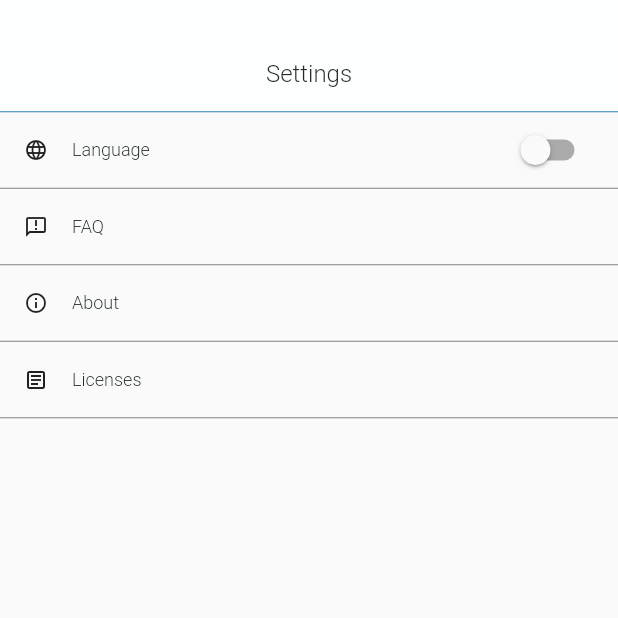
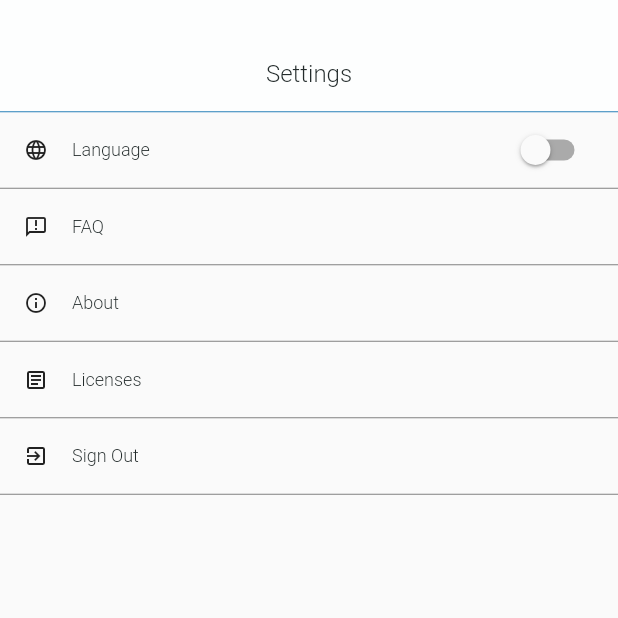
Before and after one commit to conclude91/bei, a Flutter app: the SettingPage screen opened directly, on a phone screen of 412 x 824 dp, the top half of it. Run offline on Flutter 3.47's test engine with Material 2 defaults, Android fonts, the phone set to English and light mode, and no system bars; our stand-ins replace bottom_navy_bar, dio, firebase_auth, firebase_core, fluttertoast, google_fonts and 5 more; missing offline and left inert: flutter_image, syncfusion_flutter_pdfviewer; accounts and stored records are empty; network calls fail; Roboto replaces fonts that are missing (Ubuntu).

Commit message:
- repackage

```diff
--- a/lib/consts/constanta.dart
+++ b/lib/consts/constanta.dart
@@ -2,9 +2,11 @@ class Constanta {
   static const GET_BOOKS = 'http://sibi.cloudapp.web.id/api/buku/list.php';
   static const GET_BOOKS_POPULAR =
       'http://sibi.cloudapp.web.id/api/download/list.php';
+  static const REPORT_BOOK =
+      'http://sibi.cloudapp.web.id/api/laporan/create.php';
   static const GET_CHAPTERS =
       'http://sibi.cloudapp.web.id/api/detail_buku/list.php';
   static const GET_USERS = 'http://sibi.cloudapp.web.id/api/user/list.php';
   static const UPDATE_USER = 'http://sibi.cloudapp.web.id/api/user/update.php';
-  static const REPORT_BOOK = 'http://sibi.cloudapp.web.id/api/laporan/create.php';
+  static const LOGIN_USER = 'http://sibi.cloudapp.web.id/api/user/login.php';
 }
--- a/lib/pages/setting_page.dart
+++ b/lib/pages/setting_page.dart
@@ -1,9 +1,11 @@
+import 'package:bei/pages/splashscreen_page.dart';
 import 'package:bei/provider/book_provider.dart';
 import 'package:bei/themes/app_color.dart';
 import 'package:bei/values/app_dimen.dart';
 import 'package:bei/widgets/custom_text.dart';
 import 'package:flutter/material.dart';
 import 'package:provider/provider.dart';
+import 'package:shared_preferences/shared_preferences.dart';
 
 class SettingPage extends StatefulWidget {
   @override
@@ -160,6 +162,43 @@ class _SettingPageState extends State<SettingPage> {
                       height: 1,
                       color: disableTextColor,
                     ),
+                    InkWell(
+                      child: Container(
+                        height: 50,
+                        padding: EdgeInsets.only(
+                          left: paddingSmall,
+                          right: paddingSmall,
+                        ),
+                        child: Row(
+                          children: [
+                            Icon(Icons.exit_to_app_outlined, size: regular),
+                            SizedBox(
+                              width: paddingSmall,
+                            ),
+                            CustomText(
+                              text: 'Sign Out',
+                              size: small,
+                            ),
+                          ],
+                        ),
+                      ),
+                      onTap: () async {
+                        SharedPreferences preferences =
+                            await SharedPreferences.getInstance();
+                        await preferences.clear().then(
+                              (value) => Navigator.pushReplacement(
+                                context,
+                                MaterialPageRoute(
+                                  builder: (context) => SplashScreenPage(),
+                                ),
+                              ),
+                            );
+                      },
+                    ),
+                    Divider(
+                      height: 1,
+                      color: disableTextColor,
+                    ),
                   ],
                 )
               ],
--- a/lib/provider/user_provider.dart
+++ b/lib/provider/user_provider.dart
@@ -4,6 +4,7 @@ import 'package:bei/consts/constanta.dart';
 import 'package:bei/model/user.dart';
 import 'package:flutter/material.dart';
 import 'package:http/http.dart' as http;
+import 'package:shared_preferences/shared_preferences.dart';
 
 class UserProvider extends ChangeNotifier {
   List<User> _listUser = List<User>();
@@ -27,6 +28,7 @@ class UserProvider extends ChangeNotifier {
   }
 
   Future<List<User>> fecthAll() async {
+    SharedPreferences prefs = await SharedPreferences.getInstance();
     _listUser = List<User>();
     final response = await http.get(Constanta.GET_USERS);
     Map<String, dynamic> map = json.decode(response.body);
@@ -36,7 +38,7 @@ class UserProvider extends ChangeNotifier {
         if (result[i] != null) {
           Map<String, dynamic> map = result[i];
           _listUser.add(User.fromJson(map));
-          if (result[i]['id'] == 413) {
+          if (result[i]['email'] == prefs.getString('email')) {
             currentUser = User.fromJson(map);
           }
         }
--- a/lib/values/app_string.dart
+++ b/lib/values/app_string.dart
@@ -1,6 +1,6 @@
 String lorem =
     'Lorem ipsum dolor sit amet, consectetur adipisicing elit, sed do eiusmod tempor incididunt ut labore et dolore magna aliqua. Ut enim ad minim veniam, quis nostrud exercitation ullamco laboris nisi ut aliquip ex ea commodo consequat. Duis aute irure dolor in reprehenderit in voluptate velit esse cillum dolore eu fugiat nulla pariatur. Excepteur sint occaecat cupidatat non proident, sunt in culpa qui officia deserunt mollit anim id est laborum.';
-String appName = 'B.E.I';
+String appName = 'Aplikasi Buku Indonesia';
 String signIn = 'Sign In';
 String connectWithGoogle = 'Connect With Google Account';
 String welcomeHi = 'Hi, Friend !';
```
Also changed, not shown: fingerprint.txt.txt (added, +64 -0 lines), lib/method/google.dart (added, +36 -0 lines), lib/pages/account_detail_page.dart (+20 -11 lines), lib/pages/onboarding_page.dart (+4 -4 lines), lib/pages/signin_page.dart (+54 -5 lines), lib/pages/splashscreen_page.dart (+15 -3 lines), pubspec.yaml (+8 -0 lines), assets/images/background.jpg (added), assets/images/background.png (deleted), assets/images/background_3.png (deleted), pubspec.lock, 28 other files.
